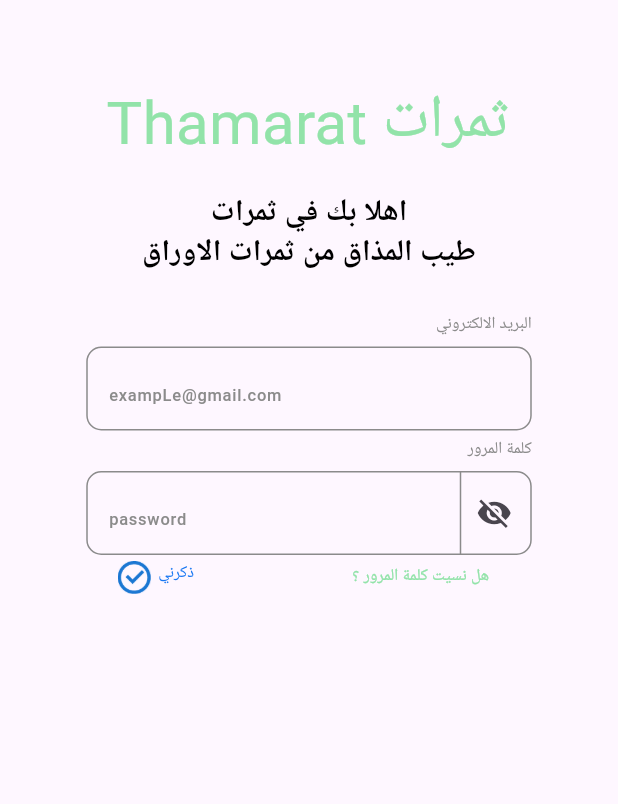
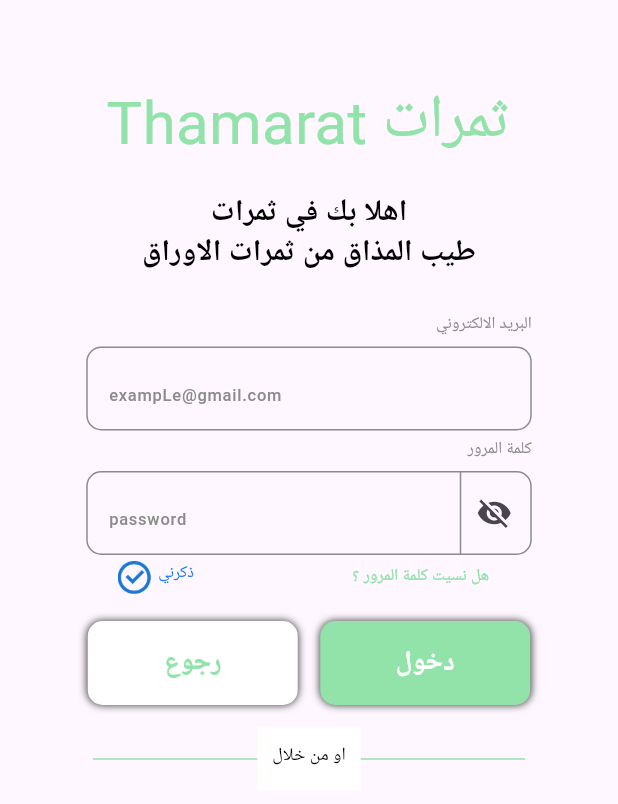
Before and after one commit to A-social-media-platform-for-readers/Thamarat-Mobile-App, a Flutter app: the screen it shows after launch, after a tap on "لدي حساب بالفعل", on a phone screen of 412 x 824 dp. Shown: the top 804 px of the screen. Run offline on Flutter 3.47's test engine with Material 2 defaults, Android fonts, the light colour scheme and no system bars; our stand-ins replace google_fonts; Roboto replaces fonts that are missing (Cairo, Changa).

Commit message:
Add back and next buttons, and update UI layout in login screen

```diff
--- a/lib/views/screens/login.dart
+++ b/lib/views/screens/login.dart
@@ -1,9 +1,11 @@
 import 'package:flutter/material.dart';
+import 'package:untitled/views/common_widgets/back_and_next_buttons.dart';
 import 'package:untitled/views/common_widgets/welcome_text.dart';
 import 'package:untitled/views/screens/forgot_password_screen.dart';
+import 'package:untitled/views/screens/home_screen.dart';
+import 'package:untitled/views/screens/start_screen.dart';
 import 'package:untitled/views/utils/app_colors.dart';
 import 'package:untitled/views/utils/app_fonts.dart';
-
 import '../common_widgets/app_title.dart';
 
 class LoginScreen extends StatefulWidget {
@@ -264,7 +266,91 @@
                             ],
                           )),
                       const SizedBox(
-                        width: 5,
+                        height: 18,
+                      ),
+                      SizedBox(
+                        width: 295,
+                        height: 56,
+                        child: Row(
+                          children: [
+                            Expanded(
+                              child: InkWell(
+                                  onTap: () {
+                                    Navigator.push(
+                                      context,
+                                      MaterialPageRoute(
+                                          builder: (context) =>
+                                              const StartScreen()),
+                                    );
+                                  },
+                                  child: const BackNextButtons(
+                                    lable: 'رجوع',
+                                    buttonColor: Colors.white,
+                                    textColor: AppColors.primary,
+                                  )),
+                            ),
+                            const SizedBox(
+                              width: 15,
+                            ),
+                            Expanded(
+                              child: InkWell(
+                                  onTap: () {
+                                    Navigator.push(
+                                      context,
+                                      MaterialPageRoute(
+                                          builder: (context) =>
+                                              const HomeScreen()),
+                                    );
+                                  },
+                                  child: const BackNextButtons(
+                                    lable: 'دخول',
+                                    textColor: Colors.white,
+                                    buttonColor: AppColors.primary,
+                                  )),
+                            ),
+                          ],
+                        ),
+                      ),
+                      const SizedBox(
+                        height: 15,
+                      ),
+                      SizedBox(
+                        width: 288,
+                        height: 42,
+                        child: Stack(
+                          alignment: Alignment.center,
+                          children: [
+                            Container(
+                              width: 288,
+                              height: 1,
+                              decoration: const BoxDecoration(
+                                border: Border(
+                                  top: BorderSide(
+                                      color: AppColors.primary, width: 1.0),
+                                  bottom: BorderSide.none,
+                                  right: BorderSide.none,
+                                  left: BorderSide.none,
+                                ),
+                              ),
+                            ),
+                            Container(
+                              height: 42,
+                              padding: const EdgeInsets.all(10),
+                              decoration: BoxDecoration(color: Colors.white),
+                              child: Text(
+                                'او من خلال',
+                                textAlign: TextAlign.center,
+                                style: safeGoogleFont(
+                                  'Cairo',
+                                  color: Colors.black,
+                                  fontSize: 12,
+                                  fontWeight: FontWeight.w400,
+                                  height: 0,
+                                ),
+                              ),
+                            )
+                          ],
+                        ),
                       ),
                     ],
                   ),
```
